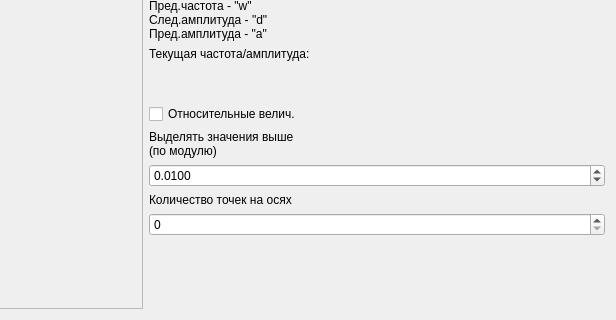
irsural/splines, file mainwindow.ui: the form before one commit; both pictures show x 268 to 884 and y 390 to 710 of the 884 by 710 pixel window.
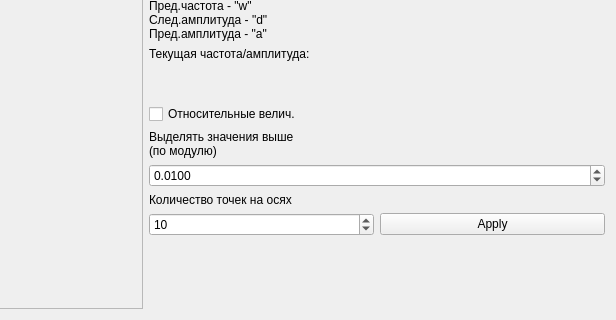
The form after the commit.

The edit to the form file:
```diff
--- a/mainwindow.ui
+++ b/mainwindow.ui
@@ -257,7 +257,25 @@
          </widget>
         </item>
         <item>
-         <widget class="QSpinBox" name="spinbox_ticks_count"/>
+         <layout class="QHBoxLayout" name="horizontalLayout">
+          <item>
+           <widget class="QSpinBox" name="spinbox_ticks_count">
+            <property name="minimum">
+             <number>5</number>
+            </property>
+            <property name="value">
+             <number>10</number>
+            </property>
+           </widget>
+          </item>
+          <item>
+           <widget class="QPushButton" name="button_apply_ticks_count">
+            <property name="text">
+             <string>Apply</string>
+            </property>
+           </widget>
+          </item>
+         </layout>
         </item>
         <item>
          <spacer name="verticalSpacer">
```
Left out of the diff: 8 changed lines with no effect on the pictures.
